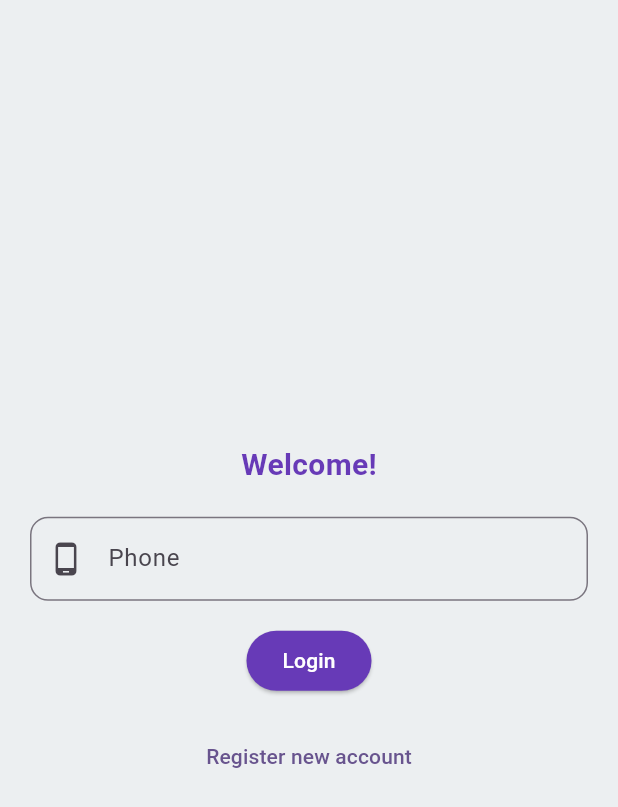
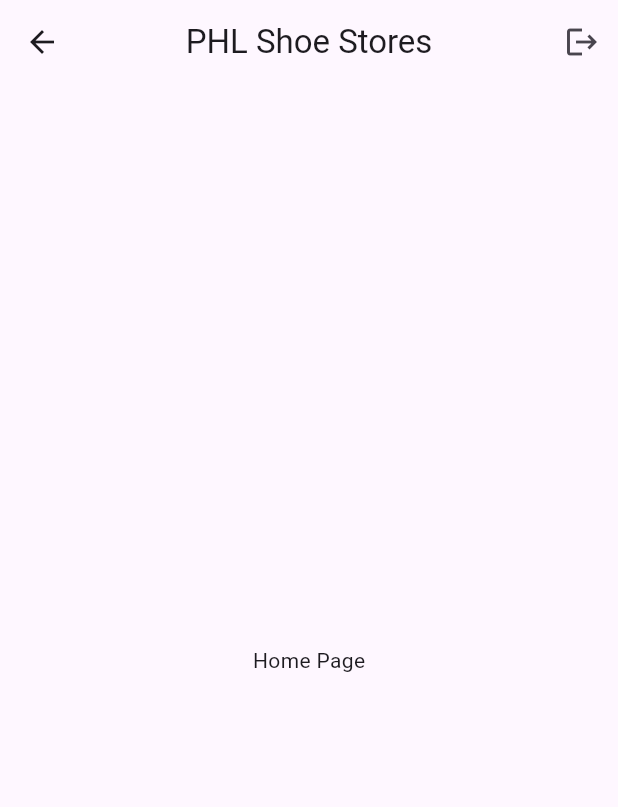
Before and after one commit to phamhuuloc219/PHL_shoe_store_client, a Flutter app: the screen it shows after launch, after a tap on "Login", on a phone screen of 412 x 824 dp. Shown: the top 807 px of the screen. Run offline on Flutter 3.47's test engine with Material 3 defaults, Android fonts, the phone set to English and light mode, and no system bars.

```diff
--- /dev/null
+++ b/lib/pages/home_page.dart
@@ -0,0 +1,21 @@
+import 'package:flutter/material.dart';
+
+class HomePage extends StatelessWidget {
+  const HomePage({super.key});
+
+  @override
+  Widget build(BuildContext context) {
+    return Scaffold(
+      appBar: AppBar(
+        centerTitle: true,
+        title: const Text('PHL Shoe Stores'),
+        actions: [
+          IconButton(icon: Icon(Icons.logout), onPressed: () {}),
+        ],
+      ),
+      body: const Center(
+        child: Text('Home Page'),
+      ),
+    );
+  }
+}
--- a/lib/pages/login_page.dart
+++ b/lib/pages/login_page.dart
@@ -1,4 +1,5 @@
 import 'package:flutter/material.dart';
+import 'package:phl_shoe_store_client/pages/home_page.dart';
 import 'package:phl_shoe_store_client/pages/register_page.dart';
 
 class LoginPage extends StatelessWidget {
@@ -42,7 +43,13 @@ class LoginPage extends StatelessWidget {
                     backgroundColor: Colors.deepPurple,
                   ),
                   child: const Text('Login'),
-                  onPressed: () {},
+                  onPressed: () {
+                    Navigator.push(
+                        context,
+                        MaterialPageRoute(
+                          builder: (context) => HomePage(),
+                        ));
+                  },
                 ),
                 const SizedBox(height: 16.0),
                 TextButton(
--- a/pubspec.yaml
+++ b/pubspec.yaml
@@ -35,6 +35,8 @@ dependencies:
   # The following adds the Cupertino Icons font to your application.
   # Use with the CupertinoIcons class for iOS style icons.
   cupertino_icons: ^1.0.8
+  firebase_core: ^3.6.0
+  cloud_firestore: ^5.4.4
 
 dev_dependencies:
   flutter_test:
```
Also changed, not shown: pubspec.lock, 2 other files.
